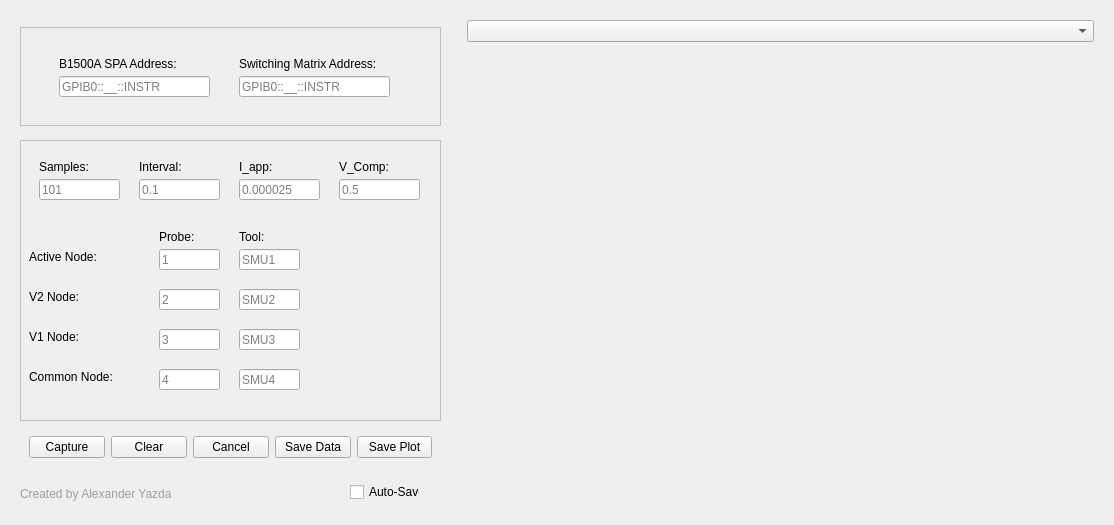
First picture: the form in DC_Sampling_GUI_4Probe_backend.ui, repository Alexyazdani/GUI_Testing, before the edit.
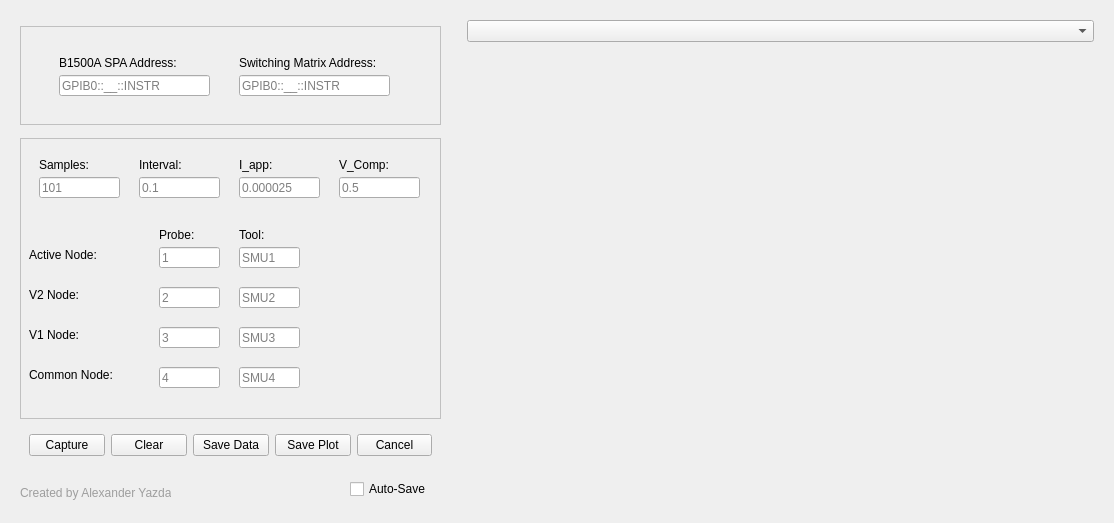
Second picture: the form after the edit.

The edit to the form file:
```diff
--- a/DC_Sampling_GUI_4Probe_backend.ui
+++ b/DC_Sampling_GUI_4Probe_backend.ui
@@ -7,7 +7,7 @@
     <x>0</x>
     <y>0</y>
     <width>1114</width>
-    <height>525</height>
+    <height>519</height>
    </rect>
   </property>
   <property name="windowTitle">
@@ -505,13 +505,6 @@
            </property>
           </widget>
          </item>
-         <item>
-          <widget class="QPushButton" name="cancel_button">
-           <property name="text">
-            <string>Cancel</string>
-           </property>
-          </widget>
-         </item>
          <item>
           <widget class="QPushButton" name="save_data_button">
            <property name="text">
@@ -526,6 +519,13 @@
            </property>
           </widget>
          </item>
+         <item>
+          <widget class="QPushButton" name="cancel_button">
+           <property name="text">
+            <string>Cancel</string>
+           </property>
+          </widget>
+         </item>
         </layout>
        </widget>
       </item>
@@ -554,7 +554,7 @@
          <property name="geometry">
           <rect>
            <x>0</x>
-           <y>10</y>
+           <y>11</y>
            <width>151</width>
            <height>20</height>
           </rect>
@@ -572,8 +572,8 @@
          <property name="geometry">
           <rect>
            <x>330</x>
-           <y>8</y>
-           <width>70</width>
+           <y>7</y>
+           <width>91</width>
            <height>20</height>
           </rect>
          </property>
```
